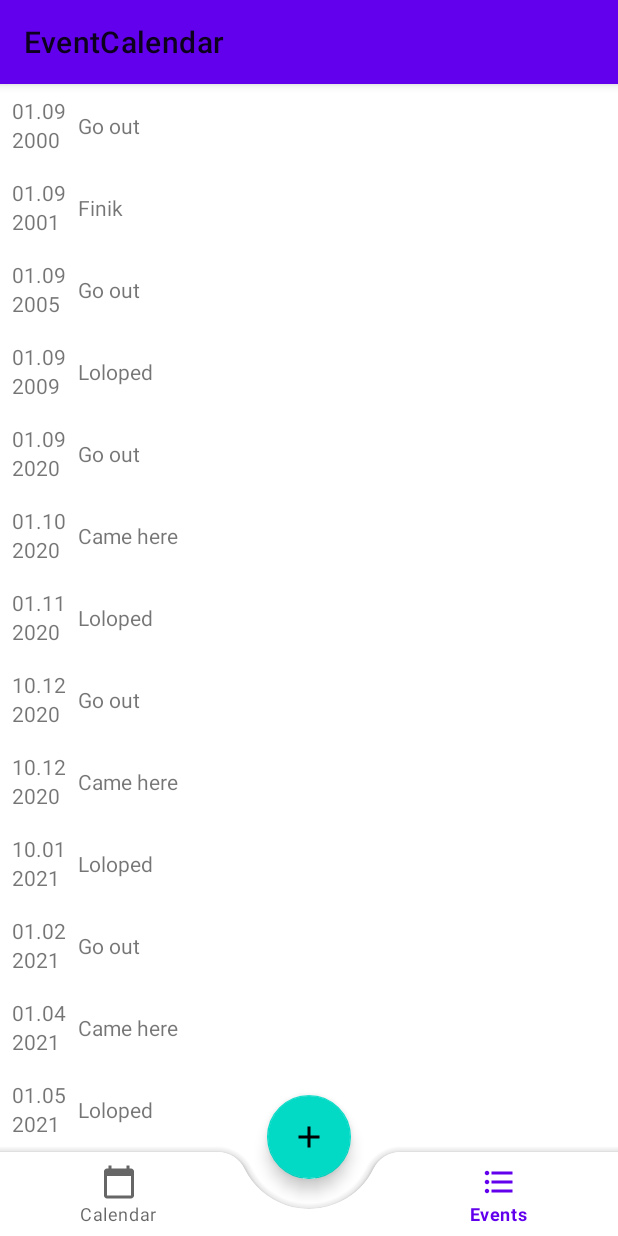
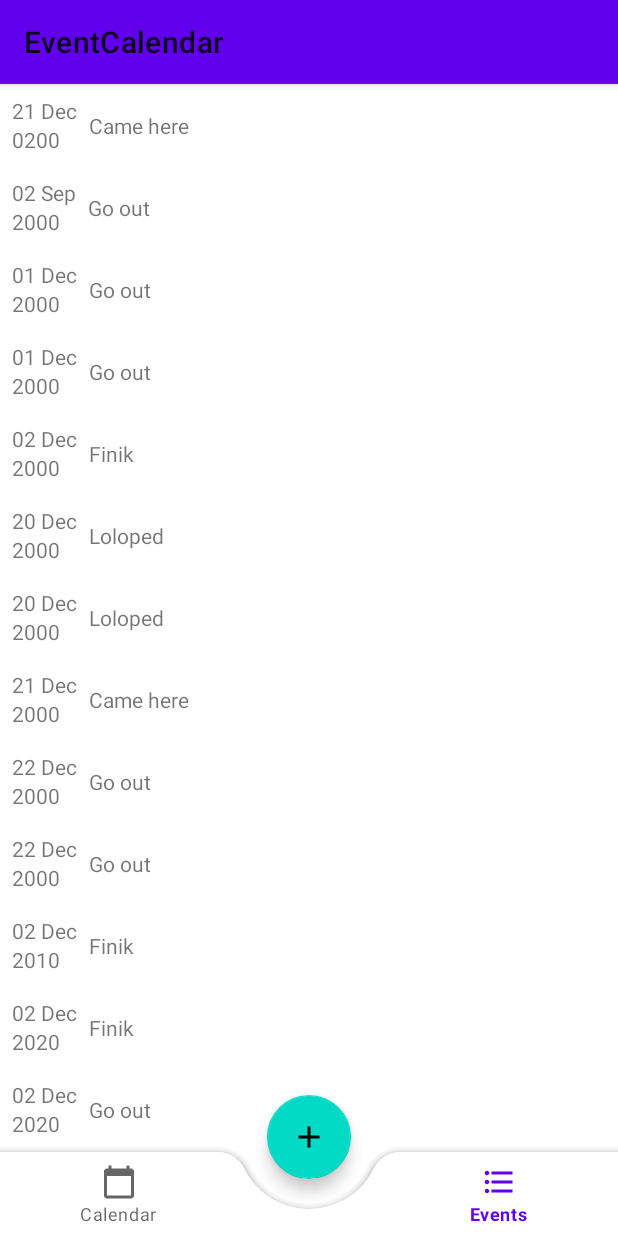
Before and after one commit to eamorozova/OOP_Calendar, an Android app: the screen it shows after launch (MainActivity), item 3 of the bottom bar chosen, on a phone screen of 412 x 824 dp. Run offline under Robolectric (Android 15) with nearby library versions, the phone set to English and light mode, and no system bars.

Commit message:
String to Calendar for Date changed

```diff
--- a/app/src/main/java/com/example/eventcalendar/CalendarView.kt
+++ b/app/src/main/java/com/example/eventcalendar/CalendarView.kt
@@ -4,6 +4,7 @@ import android.os.Bundle
 import android.view.View
 import androidx.fragment.app.Fragment
 import kotlinx.android.synthetic.main.fragment_calendar_view.*
+import java.util.*
 
 class CalendarView : Fragment(R.layout.fragment_calendar_view) {
 
@@ -15,7 +16,7 @@ class CalendarView : Fragment(R.layout.fragment_calendar_view) {
         communicator = activity as Communicator
 
         calendar_view.setOnDateChangeListener { view, year, month, dayOfMonth ->
-            communicator.sendInput("$dayOfMonth.${month + 1}.$year")
+            communicator.sendInput(GregorianCalendar(year, month, dayOfMonth))
         }
     }
 }
--- a/app/src/main/java/com/example/eventcalendar/Communicator.kt
+++ b/app/src/main/java/com/example/eventcalendar/Communicator.kt
@@ -1,9 +1,11 @@
 package com.example.eventcalendar
+
+import java.util.*
 
 interface Communicator {
 
-    fun sendInput(string: String)
+    fun sendInput(clickedDate: GregorianCalendar)
 
-    fun sendEvent(title: String, date: String, note: String)
+    fun sendEvent(title: String, date: GregorianCalendar, note: String)
 
 }
--- a/app/src/main/java/com/example/eventcalendar/EventItem.kt
+++ b/app/src/main/java/com/example/eventcalendar/EventItem.kt
@@ -1,6 +1,8 @@
 package com.example.eventcalendar
 
-data class EventItem(val title: String, val date: String, val notes: String?) {
+import java.util.*
+
+data class EventItem(val title: String, val date: GregorianCalendar, val notes: String?) {
     override fun toString(): String {
         return "$title ($notes)"
     }
--- a/app/src/main/java/com/example/eventcalendar/EventsRecyclerView.kt
+++ b/app/src/main/java/com/example/eventcalendar/EventsRecyclerView.kt
@@ -5,31 +5,33 @@ import android.view.View
 import androidx.fragment.app.Fragment
 import androidx.recyclerview.widget.LinearLayoutManager
 import kotlinx.android.synthetic.main.fragmaent_events_recycler_view.*
+import java.util.*
 
 class EventsRecyclerView : Fragment(R.layout.fragmaent_events_recycler_view) {
 
     private lateinit var eventsRecyclerViewAdapter: EventsRecyclerViewAdapter
 
     val example = mutableListOf<EventItem>(
-        EventItem("Go out", "01.09.2000", "eeee"),
-        EventItem("Finik", "01.09.2001", "eeee"),
-        EventItem("Go out", "01.09.2005", "eeee"),
-        EventItem("Loloped", "01.09.2009", "eeee"),
-        EventItem("Go out", "01.09.2020", "eeee"),
-        EventItem("Came here", "01.10.2020", "eeee"),
-        EventItem("Loloped", "01.11.2020", "eeee"),
-        EventItem("Go out", "10.12.2020", "eeee"),
-        EventItem("Came here", "10.12.2020", "eeee"),
-        EventItem("Loloped", "10.01.2021", "eeee"),
-        EventItem("Go out", "01.02.2021", "eeee"),
-        EventItem("Came here", "01.04.2021", "eeee"),
-        EventItem("Loloped", "01.05.2021", "eeee"),
-        EventItem("Go out", "01.09.2022", "eeee"),
-        EventItem("Came here", "01.09.2022", "eeee"),
-        EventItem("Loloped", "01.09.2022", "eeee"),
-        EventItem("Go out", "01.10.2022", "eeee"),
-        EventItem("Came here", "01.12.2022", "eeee")
+        EventItem("Go out", GregorianCalendar(2060, 11, 1), "eeee"),
+        EventItem("Finik", GregorianCalendar(2020, 11, 2), "eeee"),
+        EventItem("Go out", GregorianCalendar(2080, 11, 2), "eeee"),
+        EventItem("Loloped", GregorianCalendar(2000, 11, 20), "eeee"),
+        EventItem("Go out", GregorianCalendar(2000, 11, 22), "eeee"),
+        EventItem("Came here", GregorianCalendar(2000, 11, 21), "eeee"),
+        EventItem("Go out", GregorianCalendar(2000, 11, 1), "eeee"),
+        EventItem("Finik", GregorianCalendar(2000, 11, 2), "eeee"),
+        EventItem("Go out", GregorianCalendar(2000, 8, 2), "eeee"),
+        EventItem("Loloped", GregorianCalendar(2000, 11, 20), "eeee"),
+        EventItem("Go out", GregorianCalendar(2000, 11, 22), "eeee"),
+        EventItem("Came here", GregorianCalendar(200, 11, 21), "eeee"),
+        EventItem("Go out", GregorianCalendar(2000, 11, 1), "eeee"),
+        EventItem("Finik", GregorianCalendar(2010, 11, 2), "eeee"),
+        EventItem("Go out", GregorianCalendar(2020, 11, 2), "eeee"),
+        EventItem("Loloped", GregorianCalendar(2020, 11, 20), "eeee"),
+        EventItem("Go out", GregorianCalendar(2020, 11, 22), "eeee"),
+        EventItem("Came here", GregorianCalendar(2020, 11, 21), "eeee")
     )
+
 
     override fun onViewCreated(view: View, savedInstanceState: Bundle?) {
         super.onViewCreated(view, savedInstanceState)
@@ -37,18 +39,21 @@ class EventsRecyclerView : Fragment(R.layout.fragmaent_events_recycler_view) {
         initRecyclerView()
         eventsRecyclerViewAdapter.submitList(example)
 
-        val searcheddate = arguments?.getString("input")
-        if (searcheddate != null) {
-            val search = eventsRecyclerViewAdapter.getEventId(searcheddate)
+        if (arguments?.containsKey("input") == true) {
+            val clickedDate = arguments?.getSerializable("input") as GregorianCalendar
+            val search = eventsRecyclerViewAdapter.getEventId(clickedDate)
             recycler_view.scrollToPosition(search)
         }
-        val title = arguments?.getString("title")
-        val notes = arguments?.getString("notes")
-        val date = arguments?.getString("date")
 
-        if (title != null && notes != null && date != null) {
-            val newEvent = EventItem(title, date, notes)
-            eventsRecyclerViewAdapter.addEvent(newEvent)
+        if (arguments?.containsKey("title") == true && arguments?.containsKey("date") == true) {
+            val title = arguments?.getString("title")
+            val notes = arguments?.getString("notes")
+            val date = arguments?.getSerializable("date") as GregorianCalendar
+
+            if (title != null && notes != null) {
+                val newEvent = EventItem(title, date, notes)
+                eventsRecyclerViewAdapter.addEvent(newEvent)
+            }
         }
     }
 
--- a/app/src/main/java/com/example/eventcalendar/EventsRecyclerViewAdapter.kt
+++ b/app/src/main/java/com/example/eventcalendar/EventsRecyclerViewAdapter.kt
@@ -6,12 +6,11 @@ import android.view.ViewGroup
 import android.widget.TextView
 import androidx.recyclerview.widget.RecyclerView
 import kotlinx.android.synthetic.main.event_item.view.*
+import java.text.SimpleDateFormat
 import java.util.*
 
 class EventsRecyclerViewAdapter:
     RecyclerView.Adapter<EventsRecyclerViewAdapter.EventsViewHolder>(){
-
-    //private val events: MutableMap<Date, EventItem> = mutableMapOf()
 
     private var events: MutableList<EventItem> = mutableListOf()
 
@@ -23,19 +22,18 @@ class EventsRecyclerViewAdapter:
 
         fun bind(event: EventItem) {
             eventTitle.text = event.title
-            eventDate.text = event.date.subSequence(0, 5)
-            eventYear.text = event.date.subSequence(6, 10)
+            eventDate.text = SimpleDateFormat("dd MMM").format(event.date.time)
+            eventYear.text = SimpleDateFormat("yyyy").format(event.date.time)
         }
-
     }
 
-    override fun onCreateViewHolder(parent: ViewGroup, viewType: Int): EventsRecyclerViewAdapter.EventsViewHolder {
+    override fun onCreateViewHolder(parent: ViewGroup, viewType: Int): EventsViewHolder {
         return EventsViewHolder(
             LayoutInflater.from(parent.context).inflate(R.layout.event_item, parent, false)
         )
     }
 
-    override fun onBindViewHolder(holder: EventsRecyclerViewAdapter.EventsViewHolder, position: Int) {
+    override fun onBindViewHolder(holder: EventsViewHolder, position: Int) {
         holder.bind(events[position])
     }
 
@@ -45,17 +43,19 @@ class EventsRecyclerViewAdapter:
 
     fun submitList(eventList: MutableList<EventItem>) {
         events = eventList
+        events.sortBy { it.date }
     }
 
     fun addEvent(event: EventItem) {
         events.add(event)
+        events.sortBy { it.date }
     }
 
     fun getList(): MutableList<EventItem> {
         return events
     }
 
-    fun getEventId(date: String): Int {
+    fun getEventId(date: GregorianCalendar): Int {
         return events.indexOfFirst { eventItem ->
             (eventItem.date == date)
         }
```
Also changed, not shown: app/src/main/java/com/example/eventcalendar/AddEvent.kt (+5 -12 lines), app/src/main/java/com/example/eventcalendar/MainActivity.kt (+5 -4 lines).
